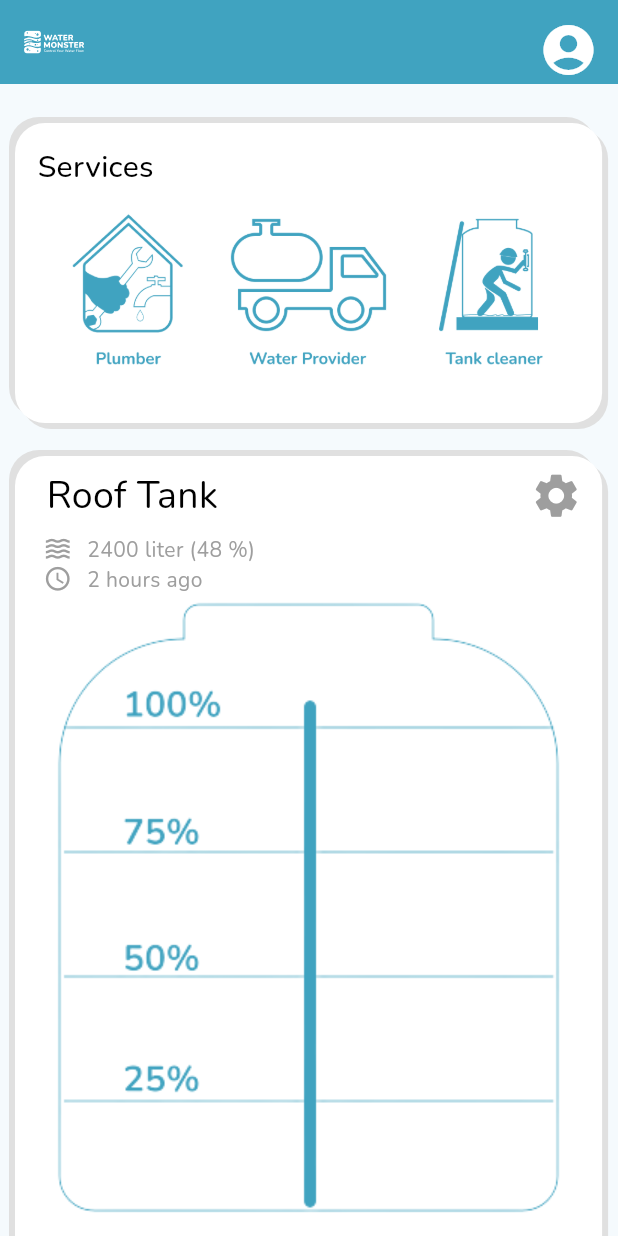
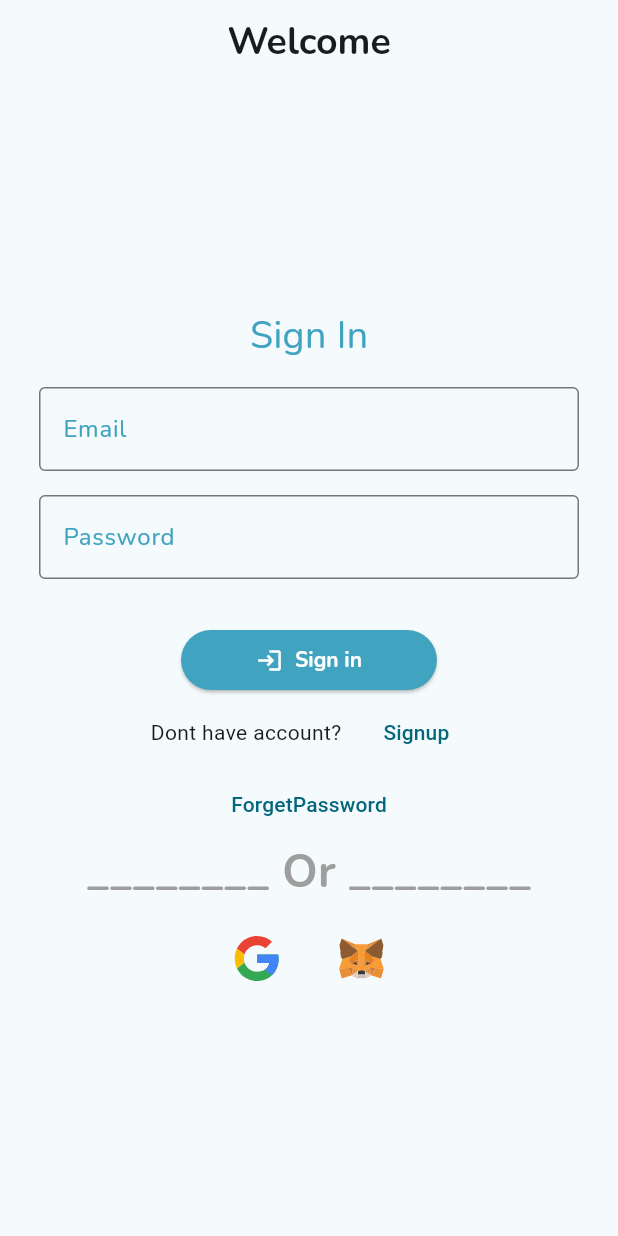
Before and after one commit to AllGamers20/Water_Monster_v2, a Flutter app: the screen it shows after launch, on a phone screen of 412 x 824 dp. Run offline on Flutter 3.47's test engine with Material 2 defaults, Android fonts, the light colour scheme and no system bars; our stand-ins replace flutter_svg, fluttertoast, qr_flutter.

Commit message:
add login signup form

```diff
--- a/lib/Constants/controller.dart
+++ b/lib/Constants/controller.dart
@@ -5,3 +5,5 @@ final TextEditingController phone_txt = new TextEditingController();
 final TextEditingController tank_name = new TextEditingController();
 final TextEditingController tank_size = new TextEditingController();
 final TextEditingController tank_height = new TextEditingController();
+final TextEditingController email_txt = new TextEditingController();
+final TextEditingController password_txt = new TextEditingController();
--- /dev/null
+++ b/lib/Models/signinform.dart
@@ -0,0 +1,155 @@
+import 'package:flutter/material.dart';
+import 'package:flutter_svg/flutter_svg.dart';
+import 'package:water_monster_v2/Constants/controller.dart';
+import 'package:water_monster_v2/Screens/home.dart';
+import '../Constants/color.dart';
+
+class signinform extends StatefulWidget {
+  const signinform({
+    super.key,
+  });
+
+  @override
+  State<signinform> createState() => _signinformState();
+}
+
+final _formKey = GlobalKey<FormState>();
+
+class _signinformState extends State<signinform> {
+  @override
+  Widget build(BuildContext context) {
+    return Form(
+      key: _formKey,
+      child: Center(
+        child: Column(
+          mainAxisAlignment: MainAxisAlignment.start,
+          children: [
+            const SizedBox(
+              height: 150,
+            ),
+            const Text(
+              'Sign In',
+              style: TextStyle(
+                color: maincolor,
+                fontFamily: 'Nunito',
+                fontSize: 25,
+              ),
+            ),
+            const Padding(padding: EdgeInsets.all(8.0)),
+            SizedBox(
+              width: 360,
+              child: TextFormField(
+                keyboardType: TextInputType.emailAddress,
+                controller: email_txt,
+                decoration: const InputDecoration(
+                  labelStyle: TextStyle(color: maincolor, fontFamily: 'Nunito'),
+                  labelText: 'Email',
+                  hintText: '',
+                  focusColor: maincolor,
+                  focusedBorder: OutlineInputBorder(
+                      borderSide: BorderSide(
+                    color: maincolor,
+                  )),
+                  border: OutlineInputBorder(),
+                ),
+              ),
+            ),
+            const Padding(padding: EdgeInsets.all(8.0)),
+            SizedBox(
+              width: 360,
+              child: TextFormField(
+                keyboardType: TextInputType.visiblePassword,
+                obscureText: true,
+                controller: password_txt,
+                decoration: const InputDecoration(
+                  labelStyle: TextStyle(color: maincolor, fontFamily: 'Nunito'),
+                  labelText: 'Password',
+                  hintText: '',
+                  focusColor: maincolor,
+                  focusedBorder: OutlineInputBorder(
+                      borderSide: BorderSide(
+                    color: maincolor,
+                  )),
+                  border: OutlineInputBorder(),
+                ),
+              ),
+            ),
+            const Padding(padding: EdgeInsets.all(15.0)),
+            ElevatedButton.icon(
+              style: const ButtonStyle(
+                overlayColor: MaterialStatePropertyAll(Colors.green),
+                textStyle: MaterialStatePropertyAll(
+                  TextStyle(
+                    fontWeight: FontWeight.bold,
+                    fontFamily: 'Nunito',
+                  ),
+                ),
+                backgroundColor: MaterialStatePropertyAll(maincolor),
+                foregroundColor: MaterialStatePropertyAll(Colors.white),
+                padding: MaterialStatePropertyAll(
+                  EdgeInsets.fromLTRB(50, 0, 50, 0),
+                ),
+              ),
+              onPressed: () =>
+                  Navigator.of(context).pushReplacement(MaterialPageRoute(
+                builder: (context) => const Home(),
+              )),
+              icon: const Icon(Icons.login),
+              label: const Text('Sign in'),
+            ),
+            Row(
+              mainAxisAlignment: MainAxisAlignment.center,
+              children: [
+                const Text('Dont have account?'),
+                const Padding(padding: EdgeInsets.all(8.0)),
+                TextButton(
+                    onPressed: () => print('Signup'),
+                    child: const Text('Signup'))
+              ],
+            ),
+            Row(
+              mainAxisAlignment: MainAxisAlignment.center,
+              children: [
+                TextButton(
+                    onPressed: () => print('Forget'),
+                    child: const Text('ForgetPassword'))
+              ],
+            ),
+            const Text(
+              '________ Or ________',
+              style: TextStyle(
+                color: Colors.grey,
+                fontSize: 30,
+                fontWeight: FontWeight.bold,
+                fontFamily: 'Nunito',
+              ),
+            ),
+            const Padding(padding: EdgeInsets.all(8.0)),
+            Row(
+              mainAxisAlignment: MainAxisAlignment.center,
+              children: [
+                GestureDetector(
+                  onTap: () => print('Google'),
+                  child: SvgPicture.asset(
+                    'Assets/svg/google.svg',
+                    width: 30,
+                    height: 30,
+                  ),
+                ),
+                const Padding(padding: EdgeInsets.all(20.0)),
+                GestureDetector(
+                  onTap: () => print('metamask'),
+                  child: SvgPicture.asset(
+                    'Assets/svg/metamask.svg',
+                    width: 30,
+                    height: 30,
+                  ),
+                ),
+              ],
+            )
+          ],
+        ),
+      ),
+    );
+  }
+}
--- a/lib/Screens/body.dart
+++ b/lib/Screens/body.dart
@@ -1,6 +1,7 @@
 import 'package:flutter/material.dart';
 import '../Models/services.dart';
 import '../Models/tank.dart';
+import '../Widgets/add_btn.dart';
 
 class Body extends StatelessWidget {
   const Body({super.key});
@@ -17,6 +18,8 @@ class Body extends StatelessWidget {
           Services(),
           Padding(padding: EdgeInsets.all(10.0)),
           Tank(),
+          Padding(padding: EdgeInsets.all(10.0)),
+          add_btn()
         ],
       ),
     );
--- /dev/null
+++ b/lib/Screens/login.dart
@@ -0,0 +1,24 @@
+import 'package:flutter/material.dart';
+import '../Models/signinform.dart';
+
+class Login extends StatelessWidget {
+  const Login({super.key});
+
+  @override
+  Widget build(BuildContext context) {
+    return Scaffold(
+      appBar: AppBar(
+        centerTitle: true,
+        title: const Text(
+          'Welcome',
+          style: TextStyle(
+            fontFamily: 'Nunito',
+            fontSize: 25,
+            fontWeight: FontWeight.bold,
+          ),
+        ),
+      ),
+      body: const signinform(),
+    );
+  }
+}
--- /dev/null
+++ b/lib/Widgets/add_btn.dart
@@ -0,0 +1,30 @@
+import 'package:flutter/material.dart';
+import '../Constants/color.dart';
+
+class add_btn extends StatelessWidget {
+  const add_btn({
+    super.key,
+  });
+
+  @override
+  Widget build(BuildContext context) {
+    return ElevatedButton.icon(
+       style: const ButtonStyle(
+          overlayColor: MaterialStatePropertyAll(Colors.green),
+          textStyle: MaterialStatePropertyAll(
+            TextStyle(
+              fontWeight: FontWeight.bold,
+              fontFamily: 'Nunito',
+            ),
+          ),
+          backgroundColor: MaterialStatePropertyAll(maincolor),
+          foregroundColor: MaterialStatePropertyAll(Colors.white),
+          padding: MaterialStatePropertyAll(
+            EdgeInsets.fromLTRB(50, 0, 50, 0),
+          ),
+        ),
+        onPressed: () => print('add'),
+        icon: const Icon(Icons.add),
+        label: const Text('New Installation'));
+  }
+}
--- a/lib/main.dart
+++ b/lib/main.dart
@@ -1,7 +1,6 @@
 import 'package:flutter/material.dart';
 import 'package:water_monster_v2/Constants/color.dart';
-
-import 'Screens/home.dart';
+import 'package:water_monster_v2/Screens/Login.dart';
 
 void main() {
   runApp(const MyApp());
@@ -14,7 +13,7 @@ class MyApp extends StatelessWidget {
   Widget build(BuildContext context) {
     return MaterialApp(
       debugShowCheckedModeBanner: false,
-      home: const Home(),
+      home: const Login(),
       title: 'Flutter Demo',
       theme: ThemeData(
         colorScheme: ColorScheme.fromSeed(seedColor: maincolor),
```
